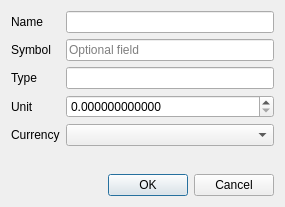
The window that src/views/ui_files/security_dialog.ui (JakubFranek/Kapytal) describes before a commit, drawn with Qt 5.
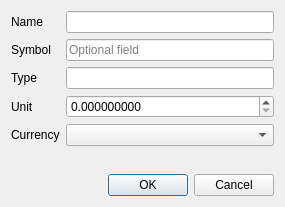
The same window after the commit.

```diff
--- a/src/views/ui_files/security_dialog.ui
+++ b/src/views/ui_files/security_dialog.ui
@@ -86,7 +86,7 @@
         <string>Enter smallest unit of Security (for example 1 share, or 0.01 for 1 percent etc)</string>
        </property>
        <property name="decimals">
-        <number>12</number>
+        <number>9</number>
        </property>
        <property name="maximum">
         <double>1000000.000000000000000</double>
```
